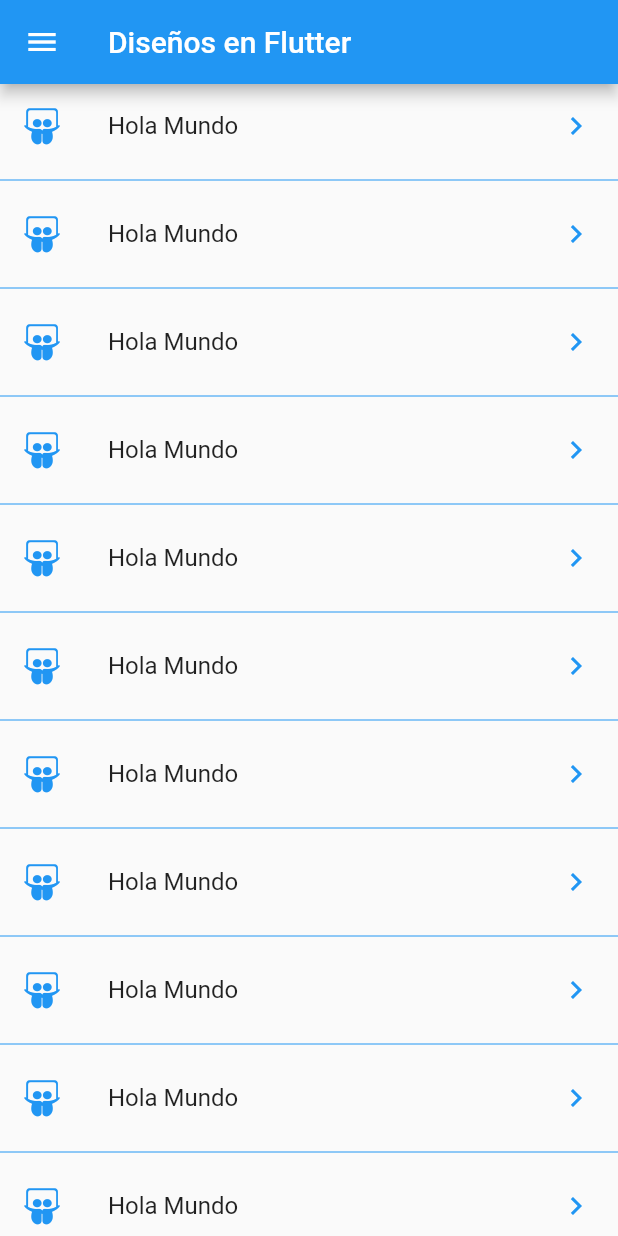
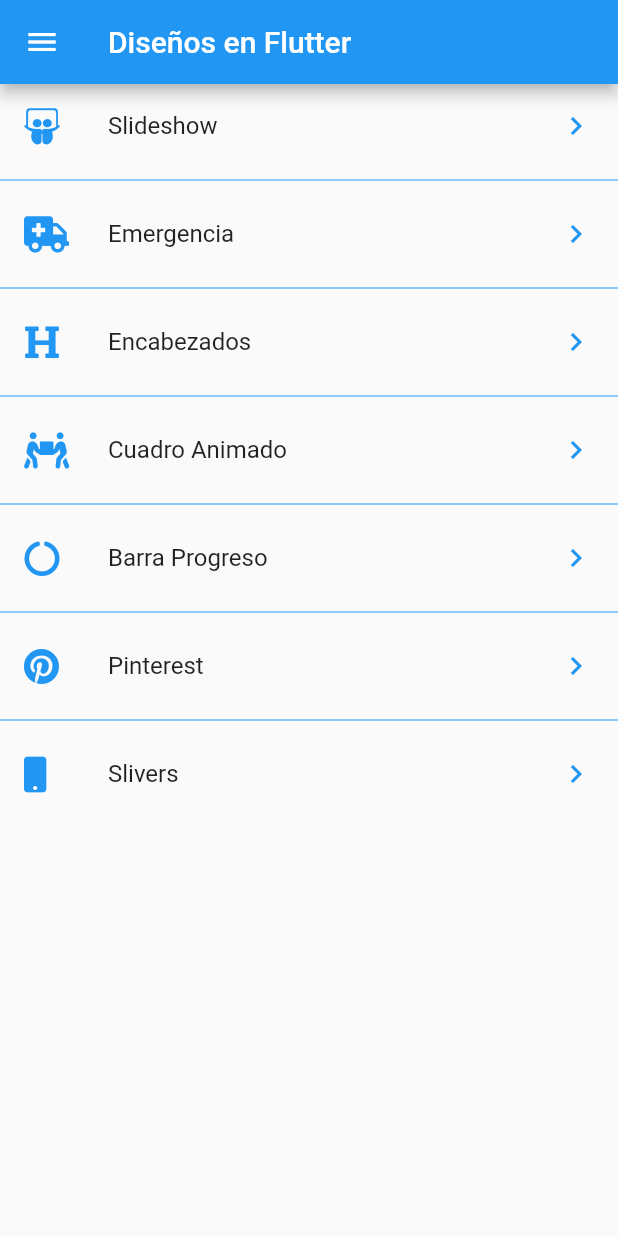
Before and after one commit to michaelrondon27/curso_flutter_ui, a Flutter app: the screen it shows after launch, on a phone screen of 412 x 824 dp. Run offline on Flutter 3.47's test engine with Material 2 defaults, Android fonts, the phone set to English and light mode, and no system bars; our stand-ins replace animate_do, flutter_svg, font_awesome_flutter.

Commit message:
132. Rutas de nuestra aplicacion

```diff
--- a/temas/lib/src/pages/launcher_page.dart
+++ b/temas/lib/src/pages/launcher_page.dart
@@ -1,6 +1,8 @@
 import 'package:flutter/material.dart';
 
 import 'package:font_awesome_flutter/font_awesome_flutter.dart';
+
+import '../routes/routes.dart';
 
 class LauncherPage extends StatelessWidget {
 
@@ -29,12 +31,14 @@ class _ListaOpciones extends StatelessWidget {
       separatorBuilder: ( context, i ) => Divider(
         color: Colors.blue,
       ),
-      itemCount: 20,
+      itemCount: pageRoutes.length,
       itemBuilder: (context, i) => ListTile(
-        leading: FaIcon( FontAwesomeIcons.slideshare, color: Colors.blue ),
-        title: Text('Hola Mundo'),
+        leading: FaIcon( pageRoutes[i].icon, color: Colors.blue ),
+        title: Text(pageRoutes[i].titulo),
         trailing: Icon( Icons.chevron_right, color: Colors.blue ),
-        onTap: () {},
+        onTap: () {
+          Navigator.push(context, MaterialPageRoute(builder: (context) => pageRoutes[i].page ));
+        },
       )
     );
 
--- /dev/null
+++ b/temas/lib/src/routes/routes.dart
@@ -0,0 +1,31 @@
+import 'package:flutter/material.dart';
+
+import 'package:font_awesome_flutter/font_awesome_flutter.dart';
+
+import '../pages/animaciones_page.dart';
+import '../pages/emergency_page.dart';
+import '../pages/graficas_circulares_page.dart';
+import '../pages/headers_page.dart';
+import '../pages/pinterest_page.dart';
+import '../pages/slideshow_page.dart';
+import '../pages/sliver_list_page.dart';
+
+final pageRoutes = <_Route>[
+  _Route( FontAwesomeIcons.slideshare, 'Slideshow', SlideshowPage() ),
+  _Route( FontAwesomeIcons.ambulance, 'Emergencia', EmergencyPage() ),
+  _Route( FontAwesomeIcons.heading, 'Encabezados', HeadersPage() ),
+  _Route( FontAwesomeIcons.peopleCarry, 'Cuadro Animado', CuadradoAnimado() ),
+  _Route( FontAwesomeIcons.circleNotch, 'Barra Progreso', GraficasCircularesPage() ),
+  _Route( FontAwesomeIcons.pinterest, 'Pinterest', PinterestPage() ),
+  _Route( FontAwesomeIcons.mobile, 'Slivers', SliverListPage() )
+];
+
+class _Route {
+
+  final IconData icon;
+  final String titulo;
+  final Widget page;
+
+  _Route(this.icon, this.titulo, this.page);
+
+}
```
